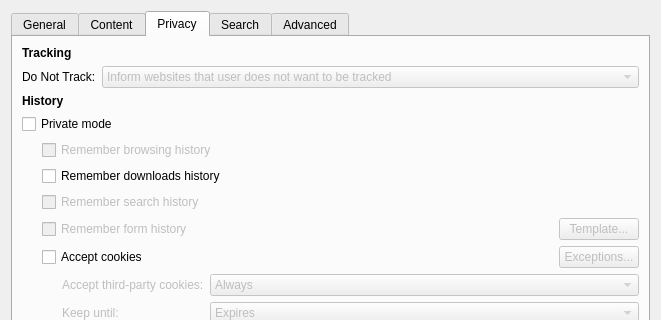
Qt form src/ui/PreferencesDialog.ui (OtterBrowser/otter-browser) before a commit; both pictures show x 0 to 661 and y 0 to 320 of the 661 by 597 pixel window.
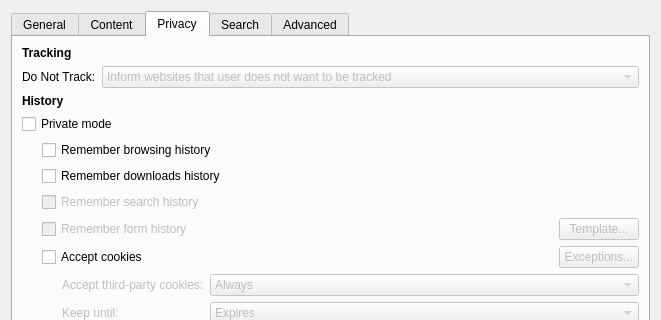
The same form after that commit. The open tabs and pages were chosen to show the change.

Diff of the .ui file:
```diff
--- a/src/ui/PreferencesDialog.ui
+++ b/src/ui/PreferencesDialog.ui
@@ -801,9 +801,6 @@
             </property>
             <item>
              <widget class="QCheckBox" name="rememberBrowsingHistoryCheckBox">
-              <property name="enabled">
-               <bool>false</bool>
-              </property>
               <property name="text">
                <string>Remember browsing history</string>
               </property>
```
